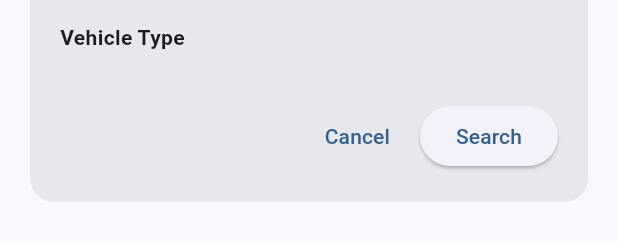
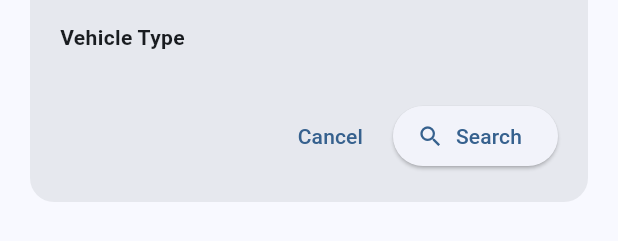
Before and after one commit to simeoncapy/trainlog-app, a Flutter app: the TripsFilterDialog widget shown alone on an empty page, opened directly with empty values, on a phone screen of 412 x 824 dp. Shown: the part 734-975 px from the top of the screen. Run offline on Flutter 3.47's test engine with Material 3 defaults, Android fonts, the phone set to English and light mode, and no system bars; drawn by our look-alikes of dropdown_search; our stand-ins replace country_picker, csv, diacritic, flutter_map, fluttertoast, latlong2 and 3 more; missing offline and left inert: geodesy, google_polyline_algorithm; accounts and stored records are empty.

Commit message:
search icon on button

```diff
--- a/lib/widgets/trips_filter_dialog.dart
+++ b/lib/widgets/trips_filter_dialog.dart
@@ -289,7 +289,7 @@ class _TripsFilterDialogState extends State<TripsFilterDialog> {
                     child: Text(MaterialLocalizations.of(context).cancelButtonLabel),
                   ),
                   const SizedBox(width: 8),
-                  ElevatedButton(
+                  ElevatedButton.icon(
                     onPressed: () {
                       Navigator.of(context).pop(
                         TripsFilterResult(
@@ -302,7 +302,8 @@ class _TripsFilterDialogState extends State<TripsFilterDialog> {
                         ),
                       );
                     },
-                    child: Text(MaterialLocalizations.of(context).searchFieldLabel),
+                    label: Text(MaterialLocalizations.of(context).searchFieldLabel),
+                    icon: Icon(Icons.search),
                   ),
                 ],
               ),
```
